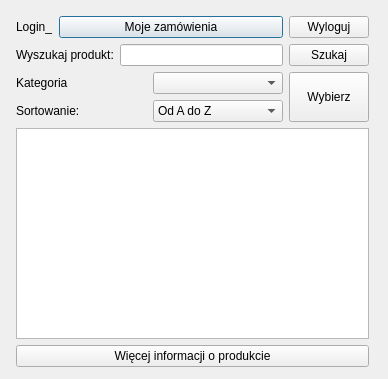
Qt form Sklep/sklep.ui (AdriannaUrbanska/MusicStore) before a commit.
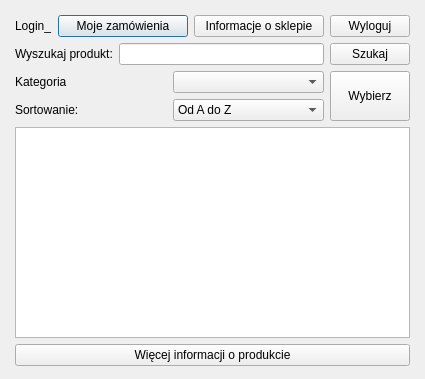
The same form after that commit.

Diff of the .ui file:
```diff
--- a/Sklep/sklep.ui
+++ b/Sklep/sklep.ui
@@ -6,7 +6,7 @@
    <rect>
     <x>0</x>
     <y>0</y>
-    <width>388</width>
+    <width>425</width>
     <height>379</height>
    </rect>
   </property>
@@ -18,25 +18,25 @@
   </property>
   <property name="minimumSize">
    <size>
-    <width>388</width>
+    <width>425</width>
     <height>379</height>
    </size>
   </property>
   <property name="maximumSize">
    <size>
-    <width>388</width>
+    <width>425</width>
     <height>379</height>
    </size>
   </property>
   <property name="windowTitle">
    <string>Dialog</string>
   </property>
-  <widget class="QWidget" name="layoutWidget">
+  <widget class="QWidget" name="">
    <property name="geometry">
     <rect>
-     <x>16</x>
-     <y>16</y>
-     <width>353</width>
+     <x>15</x>
+     <y>15</y>
+     <width>395</width>
      <height>351</height>
     </rect>
    </property>
@@ -63,6 +63,13 @@
         </property>
        </widget>
       </item>
+      <item>
+       <widget class="QPushButton" name="sklep_info">
+        <property name="text">
+         <string>Informacje o sklepie</string>
+        </property>
+       </widget>
+      </item>
       <item>
        <widget class="QPushButton" name="wyloguj">
         <property name="sizePolicy">
```
